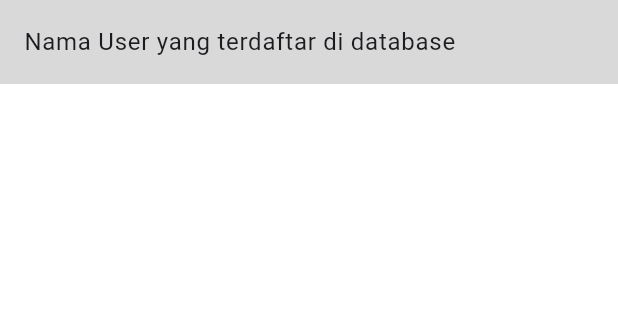
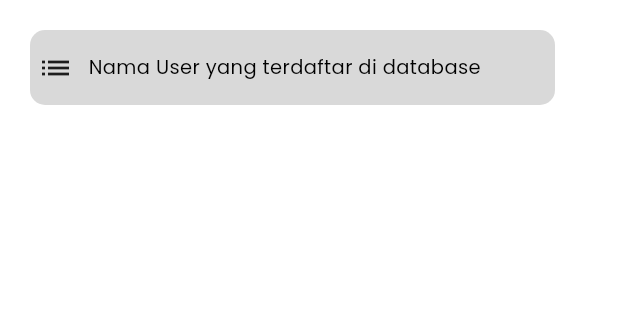
Before and after one commit to ArulDonkey/skripsi_smartdoorlock, a Flutter app: the HalamanDaftarWajah screen opened directly, on a phone screen of 412 x 824 dp, the part 84-404 px from its top. Run offline on Flutter 3.47's test engine with Material 2 defaults, Android fonts, the phone set to English and light mode, and no system bars; our stand-ins replace flutter_svg, google_fonts, hexcolor, shared_preferences, smooth_page_indicator; accounts and stored records are empty.

Commit message:
Building Widget Halaman Daftar Wajah

```diff
--- a/lib/widgets/menu/halaman_daftar_wajah.dart
+++ /dev/null
@@ -1,73 +0,0 @@
-import 'package:flutter/material.dart';
-import 'package:google_fonts/google_fonts.dart';
-import 'package:smart_doorlock/config/colors.dart';
-import 'package:smart_doorlock/widgets/nav_bar_slide.dart';
-
-class HalamanDaftarWajah extends StatelessWidget {
-  const HalamanDaftarWajah({super.key});
-
-  @override
-  Widget build(BuildContext context) {
-    return Scaffold(
-      drawer: NavBarSlide(),
-      backgroundColor: GloblaColors.backgroundColor,
-      appBar: AppBar(
-        backgroundColor: GloblaColors.buttonColors,
-        title: Row(
-          mainAxisAlignment: MainAxisAlignment.end,
-          children: [
-            Text(
-              "Halaman Wajah Terdaftar",
-              style: GoogleFonts.poppins(
-                color: GloblaColors.textColors,
-                fontSize: 15,
-                fontWeight: FontWeight.bold,
-              ),
-            ),
-          ],
-        ),
-      ),
-      body: Column(
-        children: [
-          Hero(
-            tag: "Daftar Wajah",
-            child: Material(
-              child: ListTile(
-                title: Text("Nama User yang terdaftar di database"),
-                tileColor: GloblaColors.backgroundVidio,
-                onTap: () {
-                  Navigator.push(
-                    context,
-                    MaterialPageRoute<Widget>(builder: (BuildContext context) {
-                      return Scaffold(
-                        appBar: AppBar(
-                          backgroundColor: GloblaColors.buttonColors,
-                          title: const Text('ListTile Hero'),
-                        ),
-                        body: Center(
-                          child: Hero(
-                            tag: 'ListTile-Hero',
-                            child: Material(
-                              child: ListTile(
-                                title: const Text('ListTile with Hero'),
-                                subtitle: const Text('Tap here to go back'),
-                                tileColor: GloblaColors.backgroundVidio,
-                                onTap: () {
-                                  Navigator.pop(context);
-                                },
-                              ),
-                            ),
-                          ),
-                        ),
-                      );
-                    }),
-                  );
-                },
-              ),
-            ),
-          )
-        ],
-      ),
-    );
-  }
-}
--- /dev/null
+++ b/lib/widgets/menu/halaman_daftar_wajah/halaman_daftar_wajah.dart
@@ -0,0 +1,92 @@
+import 'package:flutter/material.dart';
+import 'package:google_fonts/google_fonts.dart';
+import 'package:smart_doorlock/config/colors.dart';
+import 'package:smart_doorlock/widgets/menu/halaman_daftar_wajah/component/laman.dart';
+import 'package:smart_doorlock/widgets/nav_bar_slide.dart';
+
+class HalamanDaftarWajah extends StatelessWidget {
+  const HalamanDaftarWajah({super.key});
+
+  @override
+  Widget build(BuildContext context) {
+    return Scaffold(
+      drawer: NavBarSlide(),
+      backgroundColor: GloblaColors.backgroundColor,
+      appBar: AppBar(
+        backgroundColor: GloblaColors.buttonColors,
+        title: Row(
+          mainAxisAlignment: MainAxisAlignment.end,
+          children: [
+            Text(
+              "Halaman Wajah Terdaftar",
+              style: GoogleFonts.poppins(
+                color: GloblaColors.textColors,
+                fontSize: 15,
+                fontWeight: FontWeight.bold,
+              ),
+            ),
+          ],
+        ),
+      ),
+      body: Column(
+        children: [
+          // Hero(
+          //   tag: "Daftar Wajah",
+          //   child: Material(
+          //     child: Padding(
+          //       padding: const EdgeInsets.all(20.0),
+          //       child: ListTile(
+          //         style: ListTileStyle.list,
+          //         title: Text("Nama User yang terdaftar di database"),
+          //         tileColor: GloblaColors.backgroundVidio,
+          //         onTap: () {
+          //           Navigator.push(
+          //             context,
+          //             MaterialPageRoute(
+          //                 builder: (BuildContext context) =>
+          //                     LamanDaftarWajah()),
+          //           );
+          //         },
+          //       ),
+          //     ),
+          //   ),
+          // ),
+          Padding(
+            padding: const EdgeInsets.all(20.0),
+            child: InkWell(
+              onTap: () {
+                Navigator.push(
+                  context,
+                  MaterialPageRoute(
+                      builder: (BuildContext context) => LamanDaftarWajah()),
+                );
+              },
+              child: Container(
+                width: 350,
+                height: 50,
+                decoration: BoxDecoration(
+                  borderRadius: BorderRadius.circular(10.0),
+                  color: GloblaColors.backgroundVidio,
+                ),
+                child: Row(
+                  children: [
+                    SizedBox(width: 5),
+                    Icon(Icons.list),
+                    SizedBox(width: 10),
+                    Text(
+                      "Nama User yang terdaftar di database",
+                      style: GoogleFonts.poppins(
+                        color: GloblaColors.textColors,
+                        fontSize: 13,
+                      ),
+                    ),
+                  ],
+                ),
+              ),
+            ),
+          ),
+        ],
+      ),
+    );
+  }
+}
```
Also changed, not shown: lib/widgets/menu/halaman_daftar_wajah/component/laman.dart (added, +47 -0 lines), lib/widgets/nav_bar_slide.dart (+8 -20 lines).
